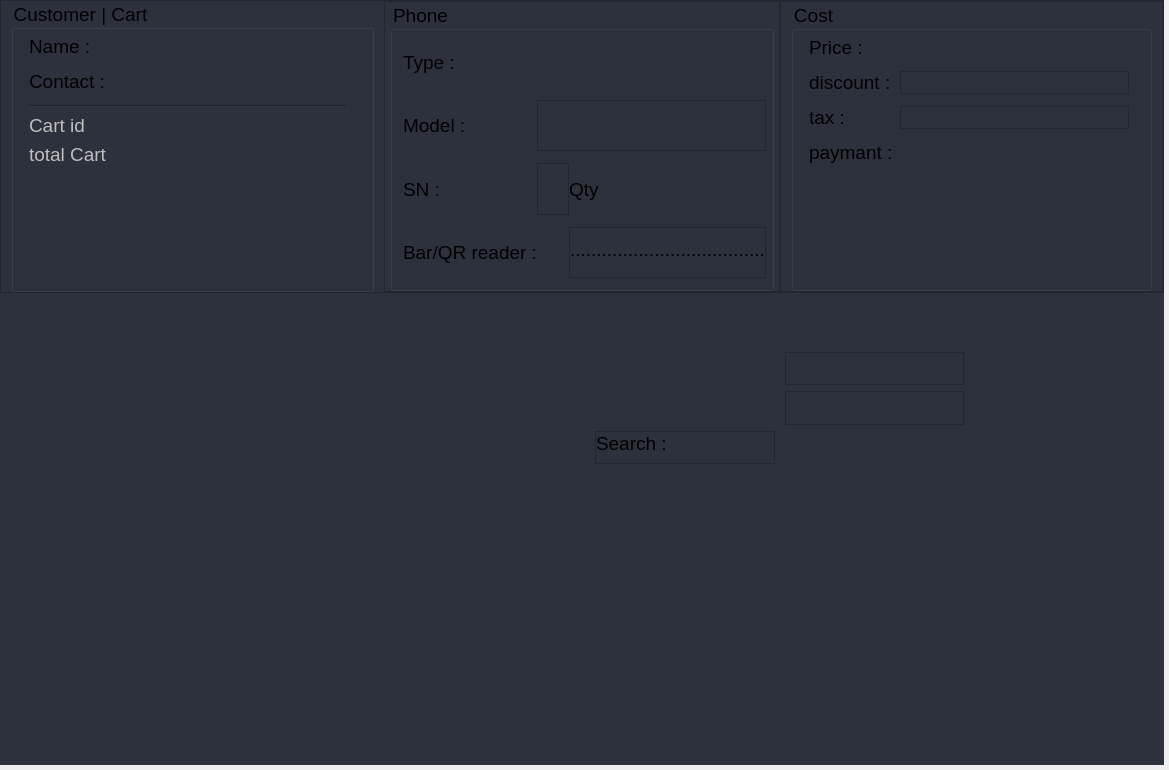
kusiLaw/laky-phone-POS, file gui/uis/pages/main_pages.ui: the form before one commit.
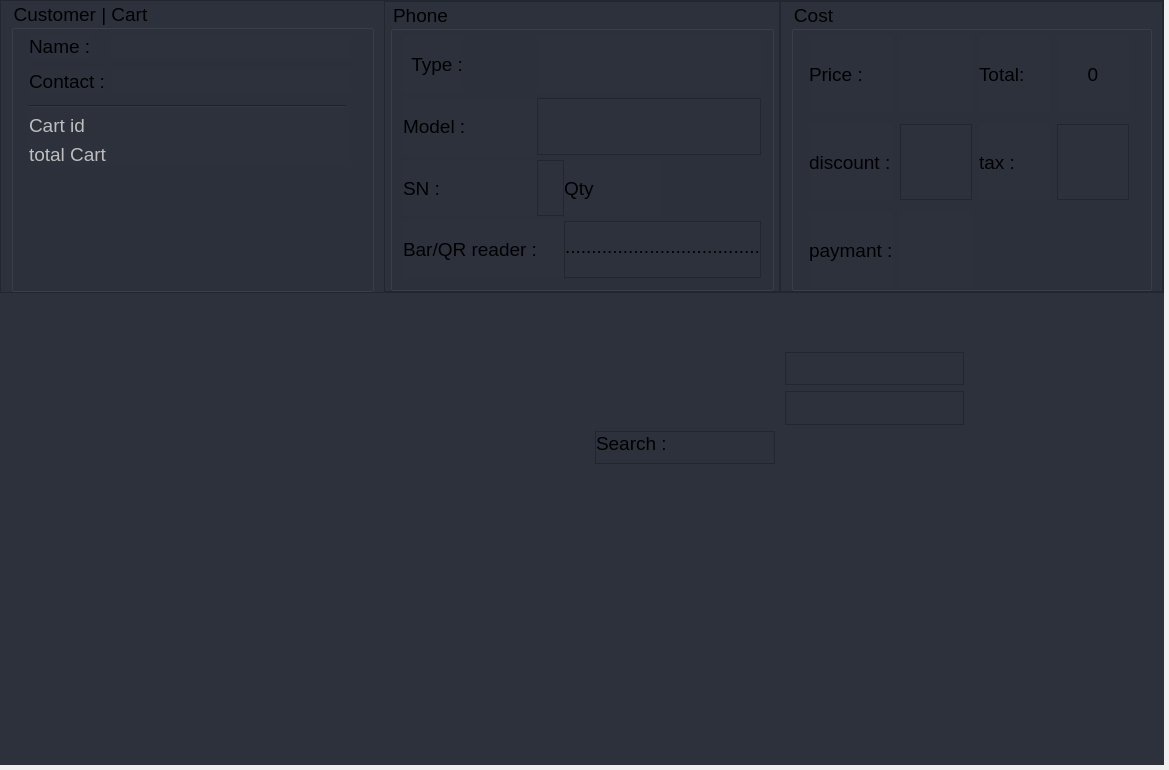
The form after the commit.

Commit message: phone cost intereface changed

```diff
--- a/gui/uis/pages/main_pages.ui
+++ b/gui/uis/pages/main_pages.ui
@@ -1062,7 +1062,7 @@
                         <number>5</number>
                        </property>
                        <property name="rightMargin">
-                        <number>5</number>
+                        <number>10</number>
                        </property>
                        <property name="bottomMargin">
                         <number>10</number>
@@ -1071,13 +1071,16 @@
                         <number>0</number>
                        </property>
                        <property name="verticalSpacing">
-                        <number>12</number>
+                        <number>5</number>
                        </property>
                        <item row="2" column="0">
                         <widget class="QLabel" name="label_7">
                          <property name="text">
                           <string>Model :</string>
                          </property>
+                         <property name="alignment">
+                          <set>Qt::AlignLeading|Qt::AlignLeft|Qt::AlignVCenter</set>
+                         </property>
                         </widget>
                        </item>
                        <item row="0" column="0">
@@ -1097,6 +1100,9 @@
                          <property name="text">
                           <string>Type :</string>
                          </property>
+                         <property name="alignment">
+                          <set>Qt::AlignRight|Qt::AlignTrailing|Qt::AlignVCenter</set>
+                         </property>
                         </widget>
                        </item>
                        <item row="2" column="1" colspan="3">
@@ -1137,6 +1143,9 @@
                          <property name="text">
                           <string>SN :</string>
                          </property>
+                         <property name="alignment">
+                          <set>Qt::AlignLeading|Qt::AlignLeft|Qt::AlignVCenter</set>
+                         </property>
                         </widget>
                        </item>
                        <item row="3" column="1">
@@ -1336,16 +1345,13 @@
                     </property>
                     <item>
                      <widget class="QGroupBox" name="cost_group">
+                      <property name="styleSheet">
+                       <string notr="true"/>
+                      </property>
                       <property name="title">
                        <string>Cost</string>
                       </property>
-                      <layout class="QFormLayout" name="formLayout_3">
-                       <property name="horizontalSpacing">
-                        <number>7</number>
-                       </property>
-                       <property name="verticalSpacing">
-                        <number>12</number>
-                       </property>
+                      <layout class="QGridLayout" name="gridLayout_7">
                        <property name="leftMargin">
                         <number>15</number>
                        </property>
@@ -1358,6 +1364,19 @@
                        <property name="bottomMargin">
                         <number>0</number>
                        </property>
+                       <property name="horizontalSpacing">
+                        <number>7</number>
+                       </property>
+                       <property name="verticalSpacing">
+                        <number>12</number>
+                       </property>
+                       <item row="1" column="2">
+                        <widget class="QLabel" name="label_11">
+                         <property name="text">
+                          <string>tax :</string>
+                         </property>
+                        </widget>
+                       </item>
                        <item row="0" column="0">
                         <widget class="QLabel" name="label_9">
                          <property name="text">
@@ -1372,13 +1391,6 @@
                          </property>
                         </widget>
                        </item>
-                       <item row="2" column="0">
-                        <widget class="QLabel" name="label_11">
-                         <property name="text">
-                          <string>tax :</string>
-                         </property>
-                        </widget>
-                       </item>
                        <item row="3" column="0">
                         <widget class="QLabel" name="label_12">
                          <property name="text">
@@ -1386,8 +1398,8 @@
                          </property>
                         </widget>
                        </item>
-                       <item row="0" column="1">
-                        <widget class="QFrame" name="frame_26">
+                       <item row="3" column="1">
+                        <widget class="QFrame" name="payment">
                          <property name="styleSheet">
                           <string notr="true">\</string>
                          </property>
@@ -1397,7 +1409,7 @@
                          <property name="frameShadow">
                           <enum>QFrame::Raised</enum>
                          </property>
-                         <layout class="QVBoxLayout" name="phone_price_edit">
+                         <layout class="QVBoxLayout" name="phone_payment_edit">
                           <property name="leftMargin">
                            <number>0</number>
                           </property>
@@ -1440,7 +1452,34 @@
                          </layout>
                         </widget>
                        </item>
-                       <item row="2" column="1">
+                       <item row="0" column="1">
+                        <widget class="QFrame" name="frame_26">
+                         <property name="styleSheet">
+                          <string notr="true"/>
+                         </property>
+                         <property name="frameShape">
+                          <enum>QFrame::NoFrame</enum>
+                         </property>
+                         <property name="frameShadow">
+                          <enum>QFrame::Raised</enum>
+                         </property>
+                         <layout class="QVBoxLayout" name="phone_price_edit">
+                          <property name="leftMargin">
+                           <number>0</number>
+                          </property>
+                          <property name="topMargin">
+                           <number>0</number>
+                          </property>
+                          <property name="rightMargin">
+                           <number>0</number>
+                          </property>
+                          <property name="bottomMargin">
+                           <number>0</number>
+                          </property>
+                         </layout>
+                        </widget>
+                       </item>
+                       <item row="1" column="3">
                         <widget class="QFrame" name="frame_28">
                          <property name="styleSheet">
                           <string notr="true">\</string>
@@ -1467,31 +1506,21 @@
                          </layout>
                         </widget>
                        </item>
-                       <item row="3" column="1">
-                        <widget class="QFrame" name="payment">
-                         <property name="styleSheet">
-                          <string notr="true">\</string>
+                       <item row="0" column="2">
+                        <widget class="QLabel" name="label_6">
+                         <property name="text">
+                          <string>Total:</string>
                          </property>
-                         <property name="frameShape">
-                          <enum>QFrame::NoFrame</enum>
+                        </widget>
+                       </item>
+                       <item row="0" column="3">
+                        <widget class="QLabel" name="label_43">
+                         <property name="text">
+                          <string>0</string>
                          </property>
-                         <property name="frameShadow">
-                          <enum>QFrame::Raised</enum>
+                         <property name="alignment">
+                          <set>Qt::AlignCenter</set>
                          </property>
-                         <layout class="QVBoxLayout" name="phone_payment_edit">
-                          <property name="leftMargin">
-                           <number>0</number>
-                          </property>
-                          <property name="topMargin">
-                           <number>0</number>
-                          </property>
-                          <property name="rightMargin">
-                           <number>0</number>
-                          </property>
-                          <property name="bottomMargin">
-                           <number>0</number>
-                          </property>
-                         </layout>
                         </widget>
                        </item>
                       </layout>
```
Left out of the diff: 2 changed lines with no effect on the pictures. The commit also changes 1 other file.
